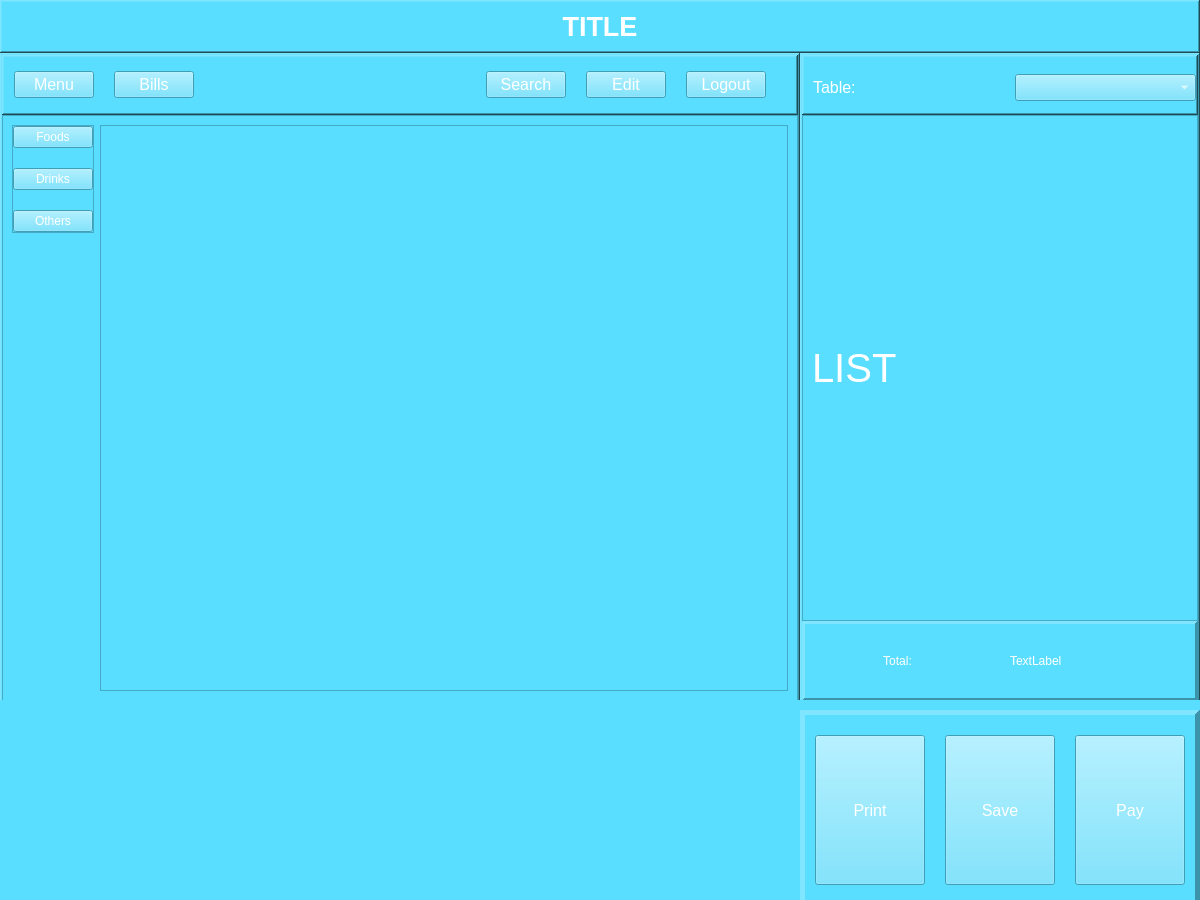
Old version of the form front-end/interface.ui in the repository nguyenlong0920/Computer-Store-Information-Management-System.
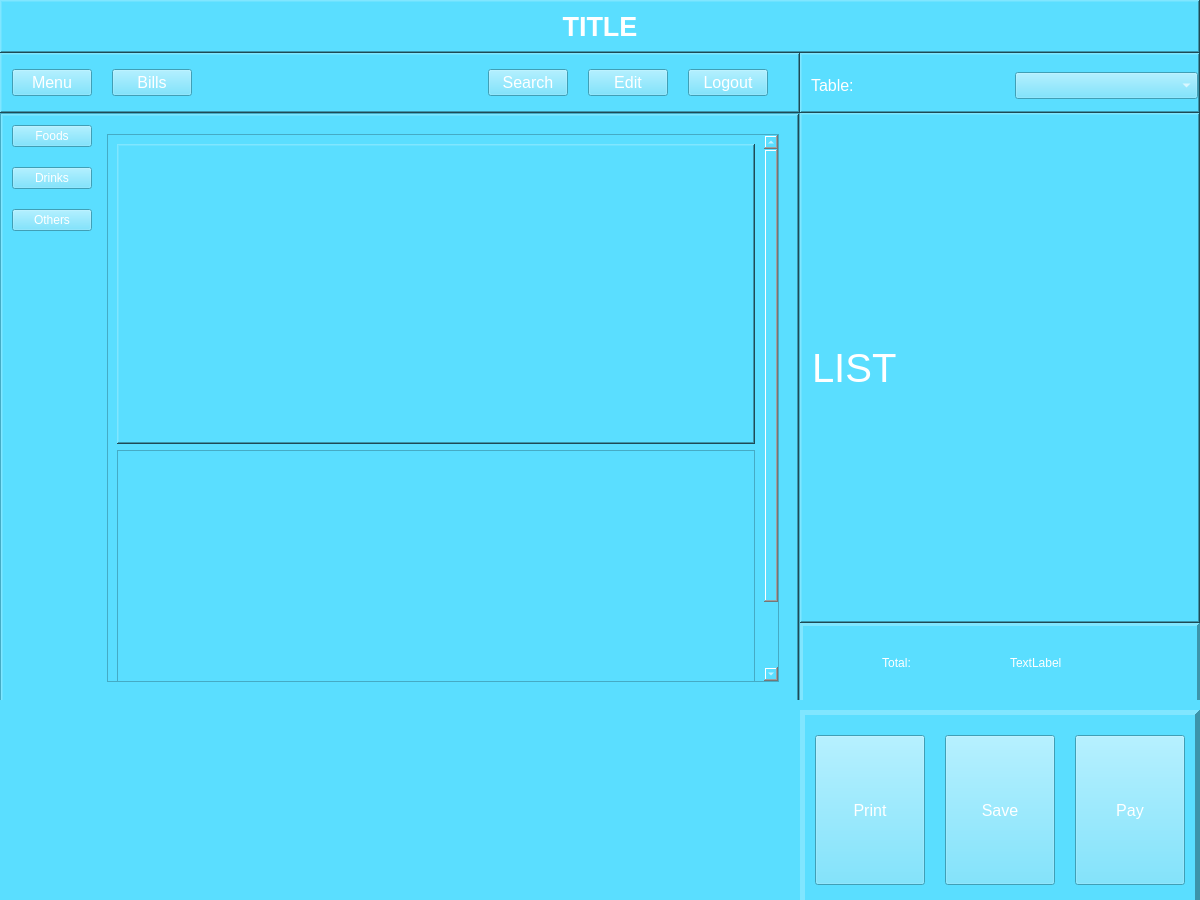
New version of the form. Icons and pictures are not drawn.

Diff of the .ui file:
```diff
--- a/front-end/interface.ui
+++ b/front-end/interface.ui
@@ -161,7 +161,7 @@
           </size>
          </property>
          <property name="frameShape">
-          <enum>QFrame::WinPanel</enum>
+          <enum>QFrame::NoFrame</enum>
          </property>
          <property name="frameShadow">
           <enum>QFrame::Raised</enum>
@@ -400,12 +400,21 @@
              </property>
              <item>
               <widget class="QStackedWidget" name="stackedWidget">
+               <property name="frameShape">
+                <enum>QFrame::WinPanel</enum>
+               </property>
+               <property name="frameShadow">
+                <enum>QFrame::Raised</enum>
+               </property>
+               <property name="lineWidth">
+                <number>3</number>
+               </property>
                <property name="currentIndex">
                 <number>0</number>
                </property>
                <widget class="QWidget" name="menu">
                 <layout class="QHBoxLayout" name="horizontalLayout_12">
-                 <item alignment="Qt::AlignLeft">
+                 <item>
                   <widget class="QFrame" name="frame_4">
                    <property name="minimumSize">
                     <size>
@@ -447,7 +456,7 @@
                     <item alignment="Qt::AlignTop">
                      <widget class="QFrame" name="frame_14">
                       <property name="frameShape">
-                       <enum>QFrame::StyledPanel</enum>
+                       <enum>QFrame::NoFrame</enum>
                       </property>
                       <property name="frameShadow">
                        <enum>QFrame::Raised</enum>
@@ -505,20 +514,69 @@
                   </widget>
                  </item>
                  <item>
-                  <widget class="QFrame" name="frame_5">
-                   <property name="sizePolicy">
-                    <sizepolicy hsizetype="Expanding" vsizetype="Preferred">
-                     <horstretch>0</horstretch>
-                     <verstretch>0</verstretch>
-                    </sizepolicy>
+                  <widget class="QStackedWidget" name="stackedWidget_2">
+                   <property name="currentIndex">
+                    <number>0</number>
                    </property>
-                   <property name="frameShape">
-                    <enum>QFrame::StyledPanel</enum>
-                   </property>
-                   <property name="frameShadow">
-                    <enum>QFrame::Raised</enum>
-                   </property>
-                   <layout class="QGridLayout" name="gridLayout"/>
+                   <widget class="QWidget" name="page">
+                    <layout class="QVBoxLayout" name="verticalLayout_10">
+                     <item>
+                      <widget class="QScrollArea" name="scrollArea">
+                       <property name="widgetResizable">
+                        <bool>true</bool>
+                       </property>
+                       <property name="alignment">
+                        <set>Qt::AlignLeading|Qt::AlignLeft|Qt::AlignVCenter</set>
+                       </property>
+                       <widget class="QWidget" name="scrollAreaWidgetContents">
+                        <property name="geometry">
+                         <rect>
+                          <x>0</x>
+                          <y>0</y>
+                          <width>632</width>
+                          <height>624</height>
+                         </rect>
+                        </property>
+                        <layout class="QVBoxLayout" name="verticalLayout_11">
+                         <item>
+                          <widget class="QFrame" name="frame_20">
+                           <property name="minimumSize">
+                            <size>
+                             <width>0</width>
+                             <height>300</height>
+                            </size>
+                           </property>
+                           <property name="frameShape">
+                            <enum>QFrame::WinPanel</enum>
+                           </property>
+                           <property name="frameShadow">
+                            <enum>QFrame::Raised</enum>
+                           </property>
+                          </widget>
+                         </item>
+                         <item>
+                          <widget class="QFrame" name="frame_18">
+                           <property name="minimumSize">
+                            <size>
+                             <width>0</width>
+                             <height>300</height>
+                            </size>
+                           </property>
+                           <property name="frameShape">
+                            <enum>QFrame::StyledPanel</enum>
+                           </property>
+                           <property name="frameShadow">
+                            <enum>QFrame::Raised</enum>
+                           </property>
+                          </widget>
+                         </item>
+                        </layout>
+                       </widget>
+                      </widget>
+                     </item>
+                    </layout>
+                   </widget>
+                   <widget class="QWidget" name="page_2"/>
                   </widget>
                  </item>
                 </layout>
@@ -655,13 +713,13 @@
           </size>
          </property>
          <property name="frameShape">
-          <enum>QFrame::WinPanel</enum>
+          <enum>QFrame::NoFrame</enum>
          </property>
          <property name="frameShadow">
           <enum>QFrame::Raised</enum>
          </property>
          <property name="lineWidth">
-          <number>5</number>
+          <number>3</number>
          </property>
          <layout class="QVBoxLayout" name="verticalLayout_2">
           <property name="spacing">
@@ -770,12 +828,30 @@
              </size>
             </property>
             <property name="frameShape">
-             <enum>QFrame::StyledPanel</enum>
+             <enum>QFrame::WinPanel</enum>
             </property>
             <property name="frameShadow">
              <enum>QFrame::Raised</enum>
             </property>
+            <property name="lineWidth">
+             <number>3</number>
+            </property>
             <layout class="QHBoxLayout" name="horizontalLayout_11">
+             <property name="spacing">
+              <number>0</number>
+             </property>
+             <property name="leftMargin">
+              <number>10</number>
+             </property>
+             <property name="topMargin">
+              <number>0</number>
+             </property>
+             <property name="rightMargin">
+              <number>0</number>
+             </property>
+             <property name="bottomMargin">
+              <number>0</number>
+             </property>
              <item>
               <widget class="QLabel" name="label_5">
                <property name="font">
```
